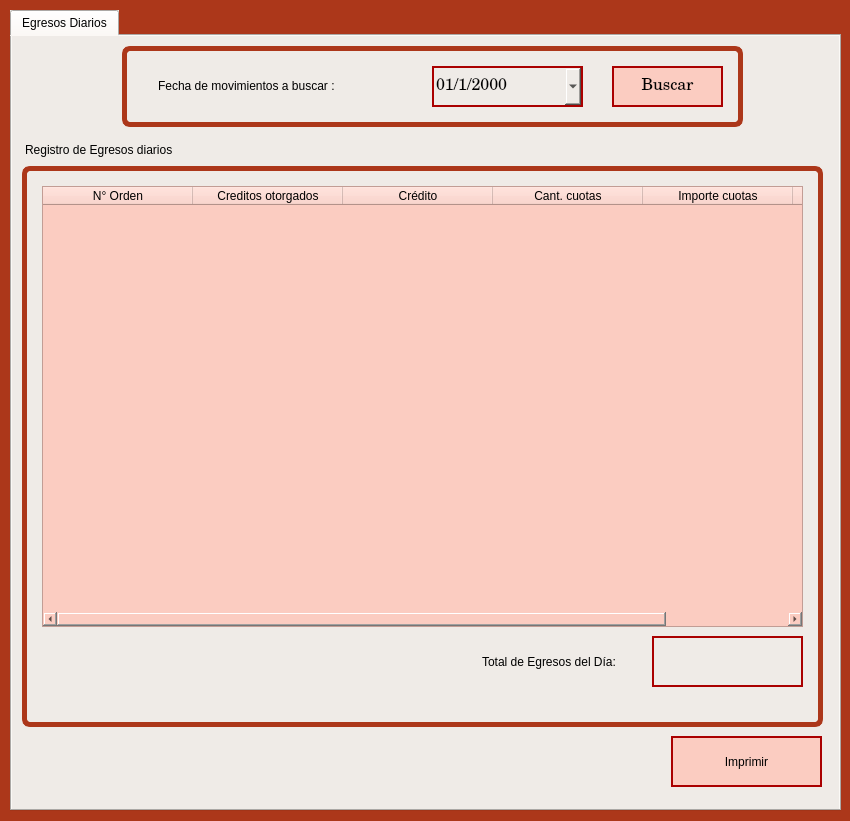
blueautomatic/Slam_Sistema_creditos, file form_egresos_diarios.ui: the form before one commit.
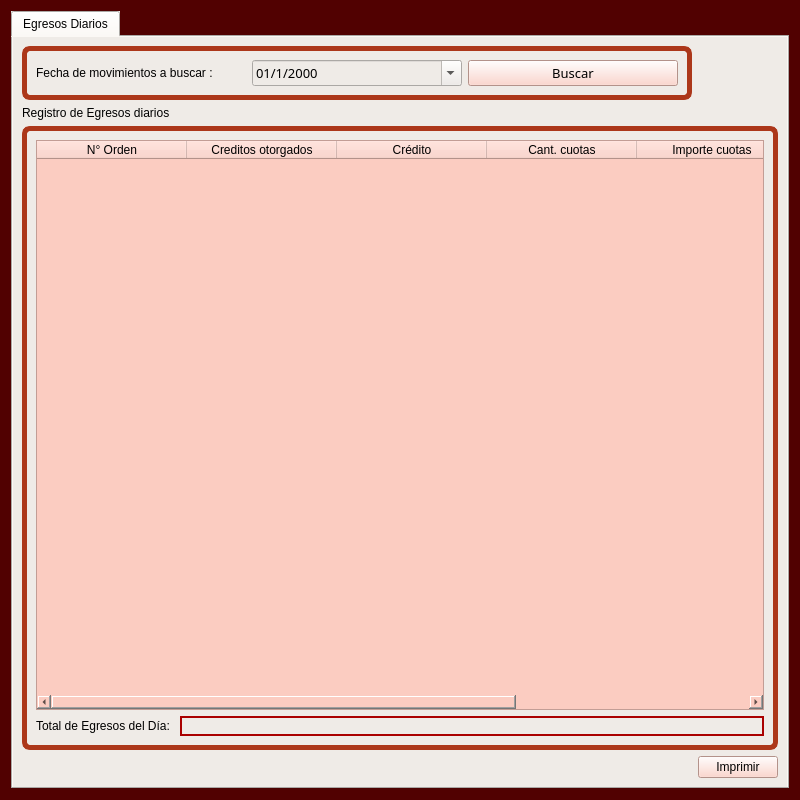
The form after the commit. Icons and pictures are not drawn.

```diff
--- a/form_egresos_diarios.ui
+++ b/form_egresos_diarios.ui
@@ -6,30 +6,31 @@
    <rect>
     <x>0</x>
     <y>0</y>
-    <width>850</width>
-    <height>821</height>
+    <width>800</width>
+    <height>800</height>
    </rect>
   </property>
+  <property name="maximumSize">
+   <size>
+    <width>1600</width>
+    <height>800</height>
+   </size>
+  </property>
   <property name="windowTitle">
    <string>Egresos Diarios</string>
   </property>
   <property name="styleSheet">
-   <string notr="true">selection-background-color: rgb(255, 170, 127);
+   <string notr="true">font: 75 10pt &quot;KacstOne&quot;;
+selection-background-color: rgb(255, 170, 127);
 color: rgb(0, 0, 0);
-font: 10pt &quot;KacstOne&quot;;
-background-color: rgb(172, 55, 26);
+background-color: rgb(81, 1, 1);
+selection-color: rgb(0, 0, 0);
 
 </string>
   </property>
+  <layout class="QGridLayout" name="gridLayout_4">
+   <item row="0" column="0">
   <widget class="QTabWidget" name="tabWidget_2">
-   <property name="geometry">
-    <rect>
-     <x>10</x>
-     <y>10</y>
-     <width>831</width>
-     <height>801</height>
-    </rect>
-   </property>
    <property name="styleSheet">
     <string notr="true">background-color: rgb(239, 235, 231);
 font: 11pt &quot;Century Schoolbook L&quot;;</string>
@@ -45,15 +46,9 @@
     <attribute name="title">
      <string>Egresos Diarios</string>
     </attribute>
+      <layout class="QGridLayout" name="gridLayout_3">
+       <item row="0" column="0">
     <widget class="QGroupBox" name="groupBox">
-     <property name="geometry">
-      <rect>
-       <x>110</x>
-       <y>10</y>
-       <width>621</width>
-       <height>81</height>
-      </rect>
-     </property>
      <property name="styleSheet">
       <string notr="true">QGroupBox{
 background-color: rgb(239, 235, 231);
@@ -62,29 +57,16 @@
 border-color: rgb(172, 55, 26);
 border-radius: 8px;
 }
-QLineEdit{
-background-color: rgb(239, 235, 231);
-}
-QLabel{
-background-color: rgb(239, 235, 231);
-font: 10pt &quot;KacstOne&quot;;
-}
-QDateEdit{
-background-color: rgb(239, 235, 231);
-}</string>
+</string>
      </property>
      <property name="title">
       <string/>
      </property>
+         <layout class="QGridLayout" name="gridLayout">
+          <item row="0" column="0">
+           <layout class="QHBoxLayout" name="horizontalLayout">
+            <item>
      <widget class="QLabel" name="label">
-      <property name="geometry">
-       <rect>
-        <x>36</x>
-        <y>32</y>
-        <width>231</width>
-        <height>16</height>
-       </rect>
-      </property>
       <property name="styleSheet">
        <string notr="true">font: 75 11pt &quot;Century Schoolbook L&quot;;</string>
       </property>
@@ -92,29 +74,20 @@
        <string>Fecha de movimientos a buscar :</string>
       </property>
      </widget>
+            </item>
+            <item>
      <widget class="QDateEdit" name="dte_fecha_egresos_mov">
-      <property name="geometry">
-       <rect>
-        <x>310</x>
-        <y>20</y>
-        <width>151</width>
-        <height>41</height>
-       </rect>
-      </property>
       <property name="font">
        <font>
-        <family>Century Schoolbook L</family>
-        <pointsize>12</pointsize>
+                <family>KacstOne</family>
+                <pointsize>10</pointsize>
         <weight>9</weight>
         <italic>false</italic>
         <bold>false</bold>
        </font>
       </property>
       <property name="styleSheet">
-       <string notr="true">font: 75 12pt &quot;Century Schoolbook L&quot;;
-border-color: rgb(170, 0, 0);
-border-style: solid;
-border-width:2px;</string>
+               <string notr="true"/>
       </property>
       <property name="displayFormat">
        <string>dd/M/yyyy</string>
@@ -123,58 +96,43 @@
        <bool>true</bool>
       </property>
      </widget>
+            </item>
+            <item>
      <widget class="QPushButton" name="boton_egresos_buscar">
-      <property name="geometry">
-       <rect>
-        <x>490</x>
-        <y>20</y>
-        <width>111</width>
-        <height>41</height>
-       </rect>
-      </property>
       <property name="font">
        <font>
-        <family>Century Schoolbook L</family>
-        <pointsize>12</pointsize>
-        <weight>50</weight>
+                <family>KacstOne</family>
+                <pointsize>10</pointsize>
+                <weight>9</weight>
         <italic>false</italic>
         <bold>false</bold>
        </font>
       </property>
       <property name="styleSheet">
-       <string notr="true">font:  12pt &quot;Century Schoolbook L&quot;;
-background-color: rgb(251, 204, 193);
-border-color: rgb(170, 0, 0);
-border-style: solid;
-border-width:2px;</string>
+               <string notr="true">background-color: rgb(251, 204, 193);
+</string>
       </property>
       <property name="text">
        <string>Buscar</string>
       </property>
      </widget>
-    </widget>
+            </item>
+           </layout>
+          </item>
+         </layout>
+        </widget>
+       </item>
+       <item row="1" column="0" colspan="2">
+        <layout class="QGridLayout" name="gridLayout_5">
+         <item row="0" column="0">
     <widget class="QLabel" name="label_2">
-     <property name="geometry">
-      <rect>
-       <x>13</x>
-       <y>98</y>
-       <width>241</width>
-       <height>31</height>
-      </rect>
-     </property>
      <property name="text">
       <string>Registro de Egresos diarios</string>
      </property>
     </widget>
+         </item>
+         <item row="1" column="0">
     <widget class="QGroupBox" name="groupBox_2">
-     <property name="geometry">
-      <rect>
-       <x>10</x>
-       <y>130</y>
-       <width>801</width>
-       <height>561</height>
-      </rect>
-     </property>
      <property name="styleSheet">
       <string notr="true">QGroupBox{
 background-color: rgb(239, 235, 231);
@@ -182,59 +140,14 @@
 border-width: 5px;
 border-color: rgb(172, 55, 26);
 border-radius: 8px;
-font: 10pt &quot;KacstOne&quot;;
-}
-QLineEdit{
-background-color: rgb(239, 235, 231);
-}
-QLabel{
-background-color: rgb(239, 235, 231);
-font: 10pt &quot;KacstOne&quot;;
-}
-QDateEdit{
-background-color: rgb(239, 235, 231);
 }</string>
      </property>
      <property name="title">
       <string/>
      </property>
-     <widget class="QLabel" name="label_3">
-      <property name="geometry">
-       <rect>
-        <x>460</x>
-        <y>480</y>
-        <width>171</width>
-        <height>31</height>
-       </rect>
-      </property>
-      <property name="text">
-       <string>Total de Egresos del Día: </string>
-      </property>
-     </widget>
-     <widget class="QLineEdit" name="lne_egresos_total">
-      <property name="geometry">
-       <rect>
-        <x>630</x>
-        <y>470</y>
-        <width>151</width>
-        <height>51</height>
-       </rect>
-      </property>
-      <property name="styleSheet">
-       <string notr="true">border-color: rgb(170, 0, 0);
-border-style: solid;
-border-width:2px;</string>
-      </property>
-     </widget>
+           <layout class="QGridLayout" name="gridLayout_2">
+            <item row="0" column="0" colspan="2">
      <widget class="QTableWidget" name="tw_ingresos_registros">
-      <property name="geometry">
-       <rect>
-        <x>20</x>
-        <y>20</y>
-        <width>761</width>
-        <height>441</height>
-       </rect>
-      </property>
       <property name="styleSheet">
        <string notr="true">background-color: rgb(251, 204, 193);</string>
       </property>
@@ -278,28 +191,57 @@
        </property>
       </column>
      </widget>
-    </widget>
+            </item>
+            <item row="1" column="0">
+             <widget class="QLabel" name="label_3">
+              <property name="text">
+               <string>Total de Egresos del Día: </string>
+              </property>
+             </widget>
+            </item>
+            <item row="1" column="1">
+             <widget class="QLineEdit" name="lne_egresos_total">
+              <property name="styleSheet">
+               <string notr="true">border-color: rgb(170, 0, 0);
+border-style: solid;
+border-width:2px;</string>
+              </property>
+             </widget>
+            </item>
+           </layout>
+          </widget>
+         </item>
+        </layout>
+       </item>
+       <item row="2" column="1">
     <widget class="QPushButton" name="boton_egresos_imprimir">
-     <property name="geometry">
-      <rect>
-       <x>659</x>
-       <y>700</y>
-       <width>151</width>
-       <height>51</height>
-      </rect>
-     </property>
      <property name="styleSheet">
       <string notr="true">background-color: rgb(251, 204, 193);
-border-color: rgb(170, 0, 0);
-border-style: solid;
-border-width:2px;</string>
+</string>
      </property>
      <property name="text">
       <string>Imprimir</string>
      </property>
     </widget>
-   </widget>
-  </widget>
+       </item>
+       <item row="2" column="0">
+        <spacer name="horizontalSpacer">
+         <property name="orientation">
+          <enum>Qt::Horizontal</enum>
+         </property>
+         <property name="sizeHint" stdset="0">
+          <size>
+           <width>40</width>
+           <height>20</height>
+          </size>
+         </property>
+        </spacer>
+       </item>
+      </layout>
+     </widget>
+    </widget>
+   </item>
+  </layout>
  </widget>
  <resources/>
  <connections/>
```
Left out of the diff: 4 changed lines with no effect on the pictures. Lines whose indentation alone changed are shown as unchanged.
